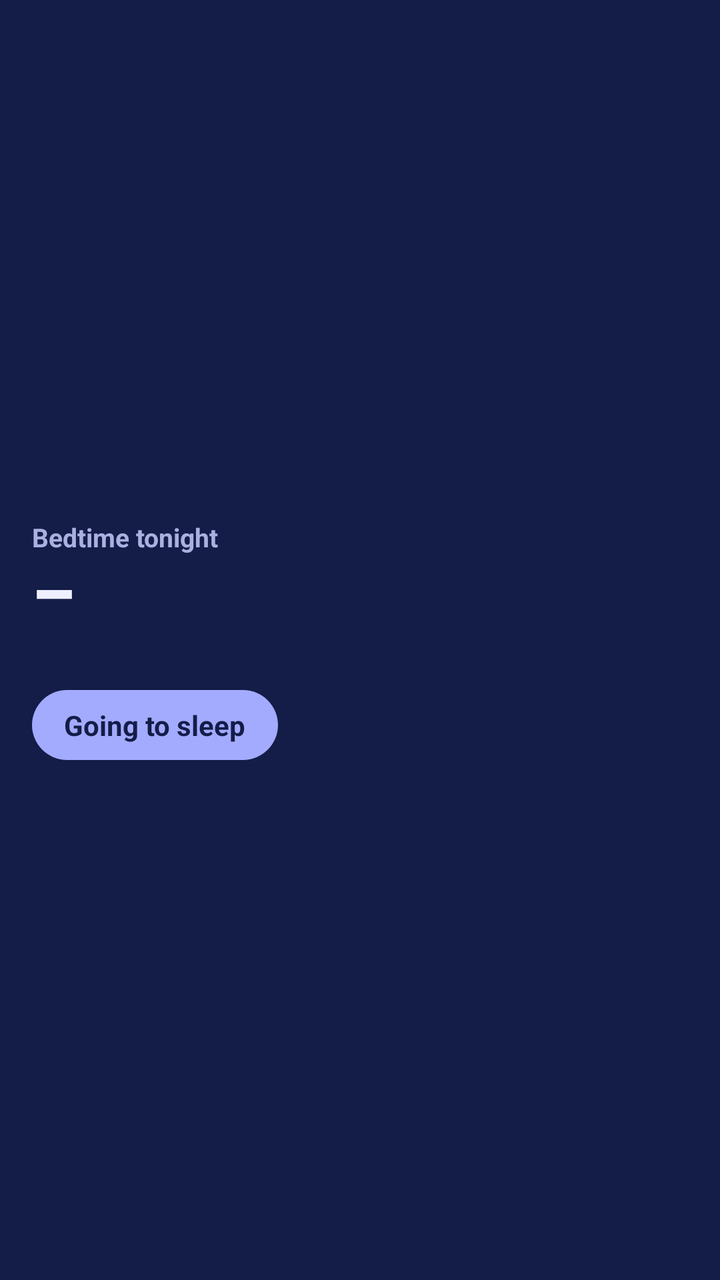
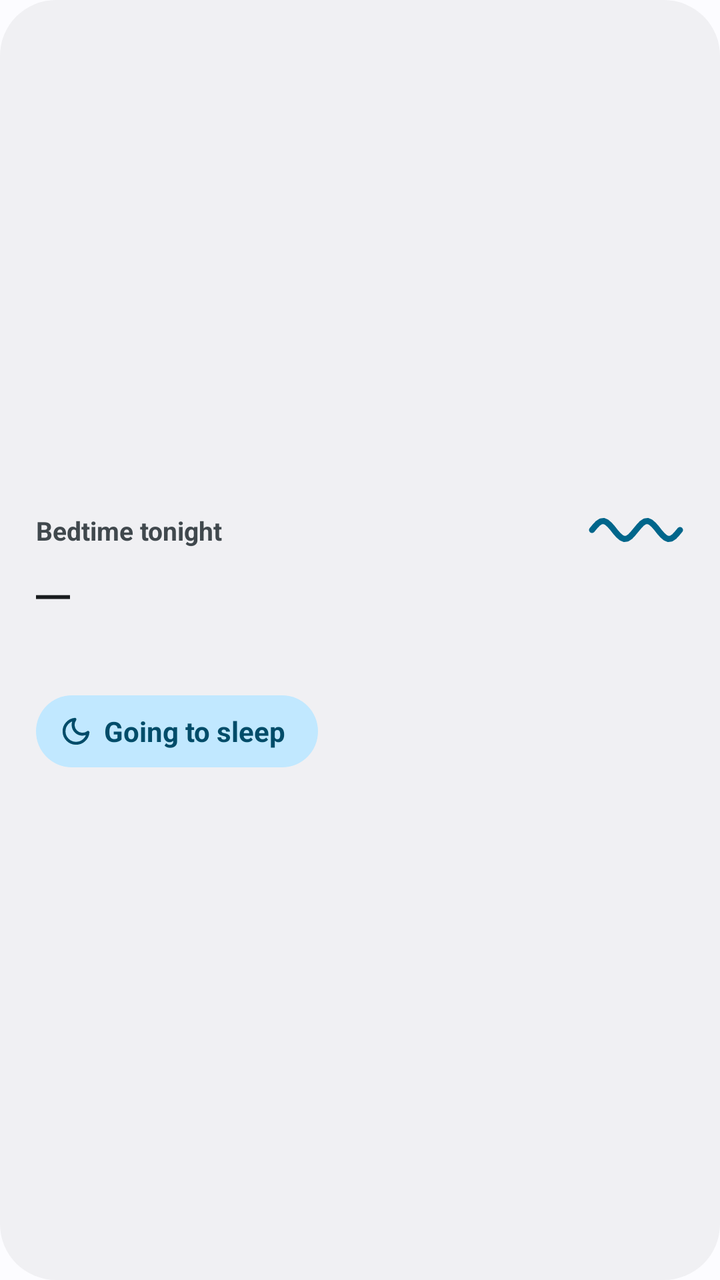

An Android layout rendered at two revisions. The XML below is the earlier revision; the diff shows what the commit changed to produce the second picture.
<!-- AndroidManifest.xml: application theme Theme.SleepTracker -->
<!-- res/layout/widget_sleep.xml -->
<?xml version="1.0" encoding="utf-8"?>
<LinearLayout xmlns:android="http://schemas.android.com/apk/res/android"
    android:id="@+id/w_root"
    android:layout_width="match_parent"
    android:layout_height="match_parent"
    android:background="@drawable/widget_bg"
    android:gravity="center_vertical"
    android:orientation="vertical"
    android:paddingLeft="16dp"
    android:paddingTop="12dp"
    android:paddingRight="16dp"
    android:paddingBottom="12dp">

    <TextView
        android:id="@+id/w_label"
        android:layout_width="wrap_content"
        android:layout_height="wrap_content"
        android:maxLines="1"
        android:text="Bedtime tonight"
        android:textColor="@color/widget_mute"
        android:textSize="13sp"
        android:textStyle="bold" />

    <TextView
        android:id="@+id/w_big"
        android:layout_width="wrap_content"
        android:layout_height="wrap_content"
        android:fontFamily="sans-serif-black"
        android:includeFontPadding="false"
        android:maxLines="1"
        android:text="–"
        android:textColor="@color/widget_ink"
        android:textSize="34sp" />

    <TextView
        android:id="@+id/w_line"
        android:layout_width="wrap_content"
        android:layout_height="wrap_content"
        android:layout_marginTop="2dp"
        android:maxLines="2"
        android:textColor="@color/widget_mute"
        android:textSize="13sp" />

    <TextView
        android:id="@+id/w_debt"
        android:layout_width="wrap_content"
        android:layout_height="wrap_content"
        android:maxLines="1"
        android:textColor="@color/widget_mute"
        android:textSize="12sp"
        android:visibility="gone" />

    <TextView
        android:id="@+id/w_button"
        android:layout_width="wrap_content"
        android:layout_height="wrap_content"
        android:layout_marginTop="8dp"
        android:background="@drawable/widget_button"
        android:paddingLeft="16dp"
        android:paddingTop="8dp"
        android:paddingRight="16dp"
        android:paddingBottom="8dp"
        android:text="Going to sleep"
        android:textColor="@color/widget_on_button"
        android:textSize="14sp"
        android:textStyle="bold" />
</LinearLayout>
<!-- resources referenced by this layout -->
<resources>
  <color name="widget_ink">#EEF0FF</color>
  <color name="widget_mute">#AAB0E0</color>
  <color name="widget_on_button">#141C48</color>
  <!-- drawable widget_bg (drawable) -->
  <?xml version="1.0" encoding="utf-8"?>
  <shape xmlns:android="http://schemas.android.com/apk/res/android" android:shape="rectangle">
      <solid android:color="@color/widget_sky" />
      <corners android:radius="24dp" />
  </shape>
  <!-- drawable widget_button (drawable) -->
  <?xml version="1.0" encoding="utf-8"?>
  <shape xmlns:android="http://schemas.android.com/apk/res/android" android:shape="rectangle">
      <solid android:color="@color/widget_button" />
      <corners android:radius="999dp" />
  </shape>
  <style name="Theme.SleepTracker" parent="android:Theme.Material.NoActionBar">
          <item name="android:windowBackground">@color/night</item>
          <item name="android:statusBarColor">@android:color/transparent</item>
          <item name="android:navigationBarColor">@android:color/transparent</item>
      </style>
  <color name="widget_sky">#141C48</color>
  <color name="widget_button">#A3ABFF</color>
  <color name="night">#141C48</color>
</resources>

<!-- the commit's change to res/layout/widget_sleep.xml (unified diff, before → after) -->
@@ -6,26 +6,43 @@
     android:background="@drawable/widget_bg"
     android:gravity="center_vertical"
     android:orientation="vertical"
-    android:paddingLeft="16dp"
-    android:paddingTop="12dp"
-    android:paddingRight="16dp"
-    android:paddingBottom="12dp">
+    android:paddingLeft="18dp"
+    android:paddingTop="16dp"
+    android:paddingRight="18dp"
+    android:paddingBottom="16dp">
 
-    <TextView
-        android:id="@+id/w_label"
-        android:layout_width="wrap_content"
+    <LinearLayout
+        android:layout_width="match_parent"
         android:layout_height="wrap_content"
-        android:maxLines="1"
-        android:text="Bedtime tonight"
-        android:textColor="@color/widget_mute"
-        android:textSize="13sp"
-        android:textStyle="bold" />
+        android:gravity="center_vertical"
+        android:orientation="horizontal">
+
+        <TextView
+            android:id="@+id/w_label"
+            android:layout_width="0dp"
+            android:layout_height="wrap_content"
+            android:layout_weight="1"
+            android:ellipsize="end"
+            android:maxLines="1"
+            android:text="Bedtime tonight"
+            android:textColor="@color/widget_mute"
+            android:textSize="13sp"
+            android:textStyle="bold" />
+
+        <ImageView
+            android:layout_width="48dp"
+            android:layout_height="16dp"
+            android:layout_marginLeft="8dp"
+            android:importantForAccessibility="no"
+            android:src="@drawable/widget_wave" />
+    </LinearLayout>
 
     <TextView
         android:id="@+id/w_big"
         android:layout_width="wrap_content"
         android:layout_height="wrap_content"
-        android:fontFamily="sans-serif-black"
+        android:layout_marginTop="2dp"
+        android:fontFamily="serif"
         android:includeFontPadding="false"
         android:maxLines="1"
         android:text="–"
@@ -36,7 +53,7 @@
         android:id="@+id/w_line"
         android:layout_width="wrap_content"
         android:layout_height="wrap_content"
-        android:layout_marginTop="2dp"
+        android:layout_marginTop="4dp"
         android:maxLines="2"
         android:textColor="@color/widget_mute"
         android:textSize="13sp" />
@@ -53,13 +70,14 @@
     <TextView
         android:id="@+id/w_button"
         android:layout_width="wrap_content"
-        android:layout_height="wrap_content"
-        android:layout_marginTop="8dp"
+        android:layout_height="36dp"
+        android:layout_marginTop="10dp"
         android:background="@drawable/widget_button"
-        android:paddingLeft="16dp"
-        android:paddingTop="8dp"
+        android:drawableLeft="@drawable/widget_moon"
+        android:drawablePadding="6dp"
+        android:gravity="center_vertical"
+        android:paddingLeft="12dp"
         android:paddingRight="16dp"
-        android:paddingBottom="8dp"
         android:text="Going to sleep"
         android:textColor="@color/widget_on_button"
         android:textSize="14sp"
<!-- resource entries referenced after the edit -->
@@ -1,27 +1,58 @@
 <!-- resources referenced by this layout -->
 <resources>
-  <color name="widget_ink">#EEF0FF</color>
-  <color name="widget_mute">#AAB0E0</color>
-  <color name="widget_on_button">#141C48</color>
+  <color name="widget_ink">#1A1C16</color>
+  <color name="widget_mute">#44483D</color>
+  <color name="widget_on_button">#354E16</color>
   <!-- drawable widget_bg (drawable) -->
   <?xml version="1.0" encoding="utf-8"?>
   <shape xmlns:android="http://schemas.android.com/apk/res/android" android:shape="rectangle">
       <solid android:color="@color/widget_sky" />
-      <corners android:radius="24dp" />
+      <corners android:radius="28dp" />
   </shape>
   <!-- drawable widget_button (drawable) -->
   <?xml version="1.0" encoding="utf-8"?>
   <shape xmlns:android="http://schemas.android.com/apk/res/android" android:shape="rectangle">
       <solid android:color="@color/widget_button" />
-      <corners android:radius="999dp" />
+      <corners android:radius="18dp" />
   </shape>
+  <!-- drawable widget_moon (drawable) -->
+  <?xml version="1.0" encoding="utf-8"?>
+  <vector xmlns:android="http://schemas.android.com/apk/res/android"
+      android:width="16dp"
+      android:height="16dp"
+      android:viewportWidth="24"
+      android:viewportHeight="24">
+      <path
+          android:fillColor="#00000000"
+          android:pathData="M21 12.79A9 9 0 1 1 11.21 3 7 7 0 0 0 21 12.79z"
+          android:strokeWidth="2.2"
+          android:strokeColor="@color/widget_on_button"
+          android:strokeLineCap="round"
+          android:strokeLineJoin="round" />
+  </vector>
+  <!-- drawable widget_wave (drawable) -->
+  <?xml version="1.0" encoding="utf-8"?>
+  <vector xmlns:android="http://schemas.android.com/apk/res/android"
+      android:width="48dp"
+      android:height="16dp"
+      android:viewportWidth="48"
+      android:viewportHeight="16">
+      <path
+          android:fillColor="#00000000"
+          android:pathData="M2 8L3.5 6.2L4.9 4.7L6.4 3.7L7.9 3.5L9.3 4.1L10.8 5.4L12.3 7.1L13.7 8.9L15.2 10.6L16.7 11.9L18.1 12.5L19.6 12.3L21.1 11.3L22.5 9.8L24 8L25.5 6.2L26.9 4.7L28.4 3.7L29.9 3.5L31.3 4.1L32.8 5.4L34.3 7.1L35.7 8.9L37.2 10.6L38.7 11.9L40.1 12.5L41.6 12.3L43.1 11.3L44.5 9.8L46 8"
+          android:strokeWidth="3"
+          android:strokeColor="@color/widget_accent"
+          android:strokeLineCap="round"
+          android:strokeLineJoin="round" />
+  </vector>
   <style name="Theme.SleepTracker" parent="android:Theme.Material.NoActionBar">
-          <item name="android:windowBackground">@color/night</item>
+          <item name="android:windowBackground">@color/window</item>
           <item name="android:statusBarColor">@android:color/transparent</item>
           <item name="android:navigationBarColor">@android:color/transparent</item>
       </style>
-  <color name="widget_sky">#141C48</color>
-  <color name="widget_button">#A3ABFF</color>
-  <color name="night">#141C48</color>
+  <color name="widget_sky">#EEEFE3</color>
+  <color name="widget_button">#CDEDA3</color>
+  <color name="widget_accent">#4C662B</color>
+  <color name="window">#F9FAEF</color>
 </resources>
 
